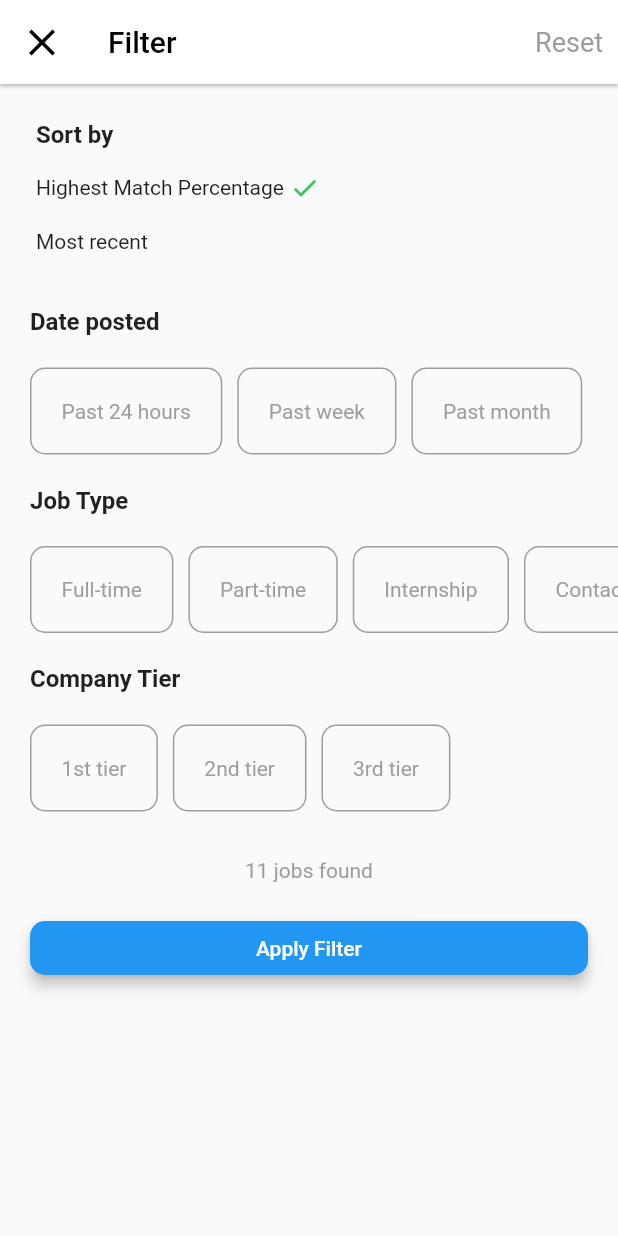
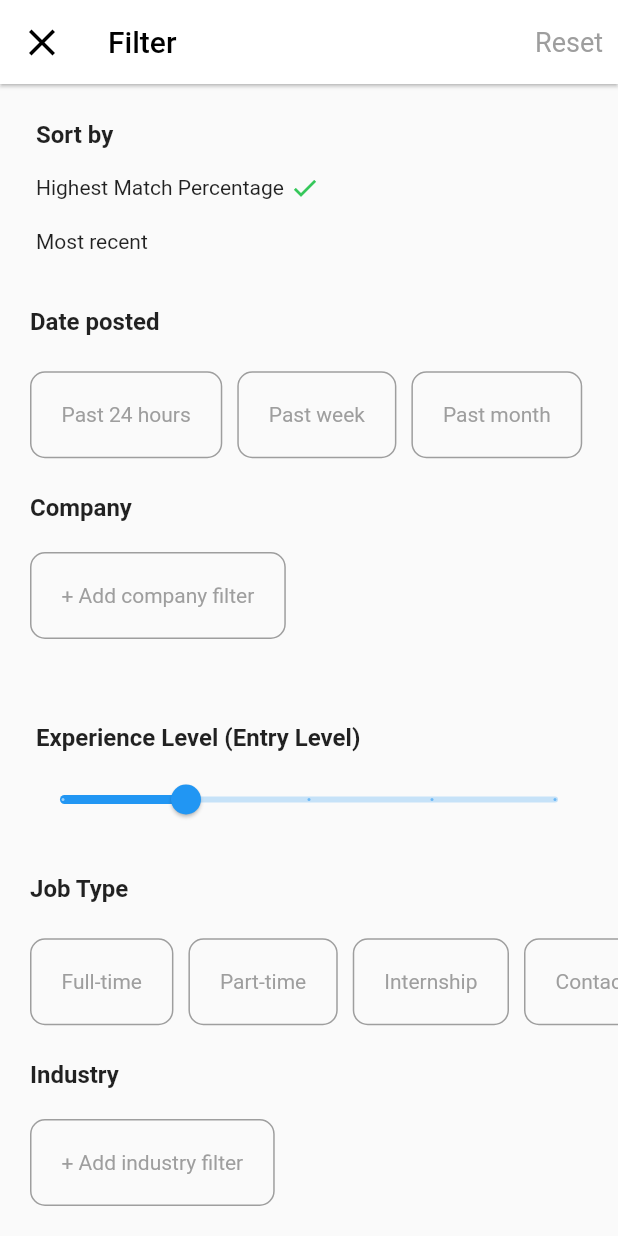
Before and after one commit to agungsb/shortlyst, a Flutter app: the Filter screen opened directly, after a tap on "Highest Match Percentage", on a phone screen of 412 x 824 dp. Run offline on Flutter 3.47's test engine with Material 2 defaults, Android fonts, the phone set to English and light mode, and no system bars; network calls fail.

Commit message:
Finish Filter route

```diff
--- /dev/null
+++ b/lib/components/add_label.dart
@@ -0,0 +1,88 @@
+import 'package:flutter/material.dart';
+import 'package:flutter/cupertino.dart';
+
+class AddLabel extends StatefulWidget {
+  final String text;
+  final VoidCallback onTap;
+
+  AddLabel(this.text, this.onTap);
+
+  @override
+  _AddLabelState createState() => _AddLabelState();
+}
+
+class _AddLabelState extends State<AddLabel>
+    with TickerProviderStateMixin {
+  AnimationController _itemController;
+  Animation<double> _itemAnimation;
+
+  bool checked = false;
+
+  @override
+  void initState() {
+    // TODO: implement initState
+    super.initState();
+    _itemController =
+    AnimationController(vsync: this, duration: Duration(milliseconds: 100))
+      ..addListener(() {
+        setState(() {});
+      })
+      ..addStatusListener((status) {
+        if (status == AnimationStatus.completed) {
+          _itemController.reverse();
+        } else if(status == AnimationStatus.dismissed) {
+          widget.onTap();
+        }
+      });
+    _itemAnimation = Tween(begin: 1.0, end: 0.9).animate(CurvedAnimation(
+      parent: _itemController,
+      curve: Interval(0.0, 1.0, curve: Curves.easeIn),
+    ));
+  }
+
+  @override
+  void dispose() {
+    // TODO: implement dispose
+    _itemController.dispose();
+    super.dispose();
+  }
+
+  @override
+  Widget build(BuildContext context) {
+    // TODO: implement build
+    return Container(
+      height: 80.0,
+      child: Padding(
+        padding: EdgeInsets.symmetric(horizontal: 20.0, vertical: 10.0),
+        child: Stack(
+          overflow: Overflow.visible,
+          children: <Widget>[
+            GestureDetector(
+              onTap: () {
+                _itemController.forward();
+              },
+              child: ScaleTransition(
+                scale: _itemAnimation,
+                child: Container(
+                  padding: EdgeInsets.all(20.0),
+                  margin: EdgeInsets.only(right: 10.0),
+                  decoration: BoxDecoration(
+                    border: Border.all(color: Colors.grey),
+                    borderRadius: BorderRadius.all(Radius.circular(10.0)),
+                  ),
+                  child: Text(
+                    '+ ' + widget.text,
+                    textAlign: TextAlign.left,
+                    overflow: TextOverflow.ellipsis,
+                    style: TextStyle(
+                        fontSize: 14.0, color: Colors.grey),
+                  ),
+                ),
+              ),
+            ),
+          ],
+        ),
+      ),
+    );
+  }
+}
--- /dev/null
+++ b/lib/components/filters/company.dart
@@ -0,0 +1,27 @@
+import 'package:flutter/material.dart';
+import 'package:flutter/cupertino.dart';
+import 'package:shortlyst/components/add_label.dart';
+
+class Company extends StatelessWidget {
+  @override
+  Widget build(BuildContext context) {
+    // TODO: implement build
+    return Column(
+      crossAxisAlignment: CrossAxisAlignment.start,
+      children: <Widget>[
+    Padding(
+      padding: const EdgeInsets.symmetric(horizontal: 20.0, vertical: 10.0),
+      child: Text(
+        'Company',
+        textAlign: TextAlign.left,
+        style: TextStyle(fontWeight: FontWeight.bold, fontSize: 16.0),
+      ),
+    ),
+    AddLabel('Add company filter', () {
+      Navigator.of(context).pop();
+    }),
+    Padding(padding: EdgeInsets.all(10.0)),
+      ],
+    );
+  }
+}
--- a/lib/components/filters/company_tier.dart
+++ b/lib/components/filters/company_tier.dart
@@ -27,7 +27,7 @@ class CompanyTier extends StatelessWidget {
               ),
             ),
             SizedBox(
-              height: 80.0,
+              height: 85.0,
               child: new ListView.builder(
                 scrollDirection: Axis.horizontal,
                 itemCount: _labels.length,
--- a/lib/components/filters/date_posted.dart
+++ b/lib/components/filters/date_posted.dart
@@ -26,7 +26,7 @@ class DatePosted extends StatelessWidget {
           ),
         ),
         SizedBox(
-          height: 80.0,
+          height: 85.0,
           child: new ListView.builder(
             scrollDirection: Axis.horizontal,
             itemCount: _labels.length,
--- a/lib/components/filters/experience_level.dart
+++ b/lib/components/filters/experience_level.dart
@@ -0,0 +1,42 @@
+import 'package:flutter/material.dart';
+
+class ExperienceLevel extends StatefulWidget {
+  @override
+  _ExperienceLevelState createState() => _ExperienceLevelState();
+}
+
+class _ExperienceLevelState extends State<ExperienceLevel> {
+  double _discreteValue = 1.0;
+  List<String> _labels = ['Any', 'Entry Level', 'Beginner Level', 'Mid Level', 'Senior Level'];
+  @override
+  Widget build(BuildContext context) {
+    return Container(
+      padding: EdgeInsets.all(16.0),
+      child: Column(
+        crossAxisAlignment: CrossAxisAlignment.start,
+        children: <Widget>[
+          new Padding(
+            padding: const EdgeInsets.all(8.0),
+            child: Text(
+              "Experience Level (${_labels[_discreteValue.toInt()]})",
+              textAlign: TextAlign.left,
+              style: TextStyle(fontWeight: FontWeight.bold, fontSize: 16.0),
+            ),
+          ),
+          Slider(
+            value: _discreteValue,
+            min: 0.0,
+            max: 4.0,
+            divisions: 4,
+            label: '${_labels[_discreteValue.toInt()]}',
+            onChanged: (double value) {
+              setState(() {
+                _discreteValue = value;
+              });
+            },
+          )
+        ],
+      ),
+    );
+  }
+}
--- /dev/null
+++ b/lib/components/filters/industry.dart
@@ -0,0 +1,25 @@
+import 'package:flutter/material.dart';
+import 'package:flutter/cupertino.dart';
+import 'package:shortlyst/components/add_label.dart';
+
+class Industry extends StatelessWidget {
+  @override
+  Widget build(BuildContext context) {
+    // TODO: implement build
+    return Column(
+      crossAxisAlignment: CrossAxisAlignment.start,
+      children: <Widget>[
+    Padding(
+      padding: const EdgeInsets.symmetric(horizontal: 20.0, vertical: 10.0),
+      child: Text(
+        'Industry',
+        textAlign: TextAlign.left,
+        style: TextStyle(fontWeight: FontWeight.bold, fontSize: 16.0),
+      ),
+    ),
+    AddLabel('Add industry filter', () {}),
+    Padding(padding: EdgeInsets.all(10.0)),
+      ],
+    );
+  }
+}
--- /dev/null
+++ b/lib/components/filters/job_function.dart
@@ -0,0 +1,25 @@
+import 'package:flutter/material.dart';
+import 'package:flutter/cupertino.dart';
+import 'package:shortlyst/components/add_label.dart';
+
+class JobFunction extends StatelessWidget {
+  @override
+  Widget build(BuildContext context) {
+    // TODO: implement build
+    return Column(
+      crossAxisAlignment: CrossAxisAlignment.start,
+      children: <Widget>[
+    Padding(
+      padding: const EdgeInsets.symmetric(horizontal: 20.0, vertical: 10.0),
+      child: Text(
+        'Job Function',
+        textAlign: TextAlign.left,
+        style: TextStyle(fontWeight: FontWeight.bold, fontSize: 16.0),
+      ),
+    ),
+    AddLabel('Add job function', () {}),
+    Padding(padding: EdgeInsets.all(10.0)),
+      ],
+    );
+  }
+}
--- a/lib/components/filters/job_type.dart
+++ b/lib/components/filters/job_type.dart
@@ -27,7 +27,7 @@ class JobType extends StatelessWidget {
               ),
             ),
             SizedBox(
-              height: 80.0,
+              height: 85.0,
               child: new ListView.builder(
                 scrollDirection: Axis.horizontal,
                 itemCount: _labels.length,
--- a/lib/components/filters/sort_by.dart
+++ b/lib/components/filters/sort_by.dart
@@ -22,6 +22,7 @@ class SortBy extends StatelessWidget {
           SelectableRow('Highest Match Percentage'),
           SelectableRow('Most recent'),
         ],
-        ));
+      ),
+    );
   }
 }
--- a/lib/components/selectable_label.dart
+++ b/lib/components/selectable_label.dart
@@ -64,6 +64,7 @@ class _SelectableLabelState extends State<SelectableLabel>
   @override
   void dispose() {
     // TODO: implement dispose
+    _itemController.dispose();
     _iconController.dispose();
     _borderController.dispose();
     super.dispose();
@@ -72,8 +73,7 @@ class _SelectableLabelState extends State<SelectableLabel>
   @override
   Widget build(BuildContext context) {
     // TODO: implement build
-    return GestureDetector(
-      child: new Container(
+    return Container(
       height: 80.0,
       child: Center(
         child: Stack(
@@ -93,8 +93,7 @@ class _SelectableLabelState extends State<SelectableLabel>
               },
               child: ScaleTransition(
                 scale: _itemAnimation,
-                  child: AnimatedContainer(
-                    duration: Duration(milliseconds: 100),
+                child: Container(
                   padding: EdgeInsets.all(20.0),
                   margin: EdgeInsets.only(right: 10.0),
                   decoration: BoxDecoration(
@@ -123,7 +122,6 @@ class _SelectableLabelState extends State<SelectableLabel>
           ],
         ),
       ),
-      ),
     );
   }
 }
--- a/lib/filter.dart
+++ b/lib/filter.dart
@@ -1,7 +1,11 @@
 import 'package:flutter/material.dart';
 import 'package:flutter/services.dart';
+import 'package:shortlyst/components/filters/company.dart';
 import 'package:shortlyst/components/filters/company_tier.dart';
 import 'package:shortlyst/components/filters/date_posted.dart';
+import 'package:shortlyst/components/filters/experience_level.dart';
+import 'package:shortlyst/components/filters/industry.dart';
+import 'package:shortlyst/components/filters/job_function.dart';
 import 'package:shortlyst/components/filters/job_type.dart';
 import 'package:shortlyst/components/filters/sort_by.dart';
 
@@ -53,7 +57,11 @@ class _FilterState extends State<Filter> {
         children: <Widget>[
           SortBy(),
           DatePosted(),
+          Company(),
+          ExperienceLevel(),
           JobType(),
+          Industry(),
+          JobFunction(),
           CompanyTier(),
           Container(
             margin: EdgeInsets.only(top: 20.0),
```
Also changed, not shown: 2 other files. Lines whose indentation alone changed are shown as unchanged.
